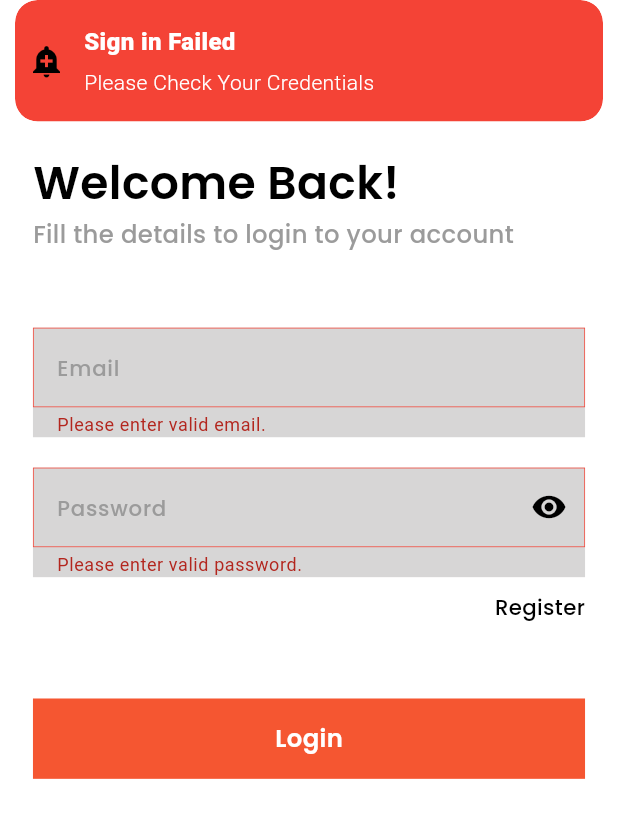
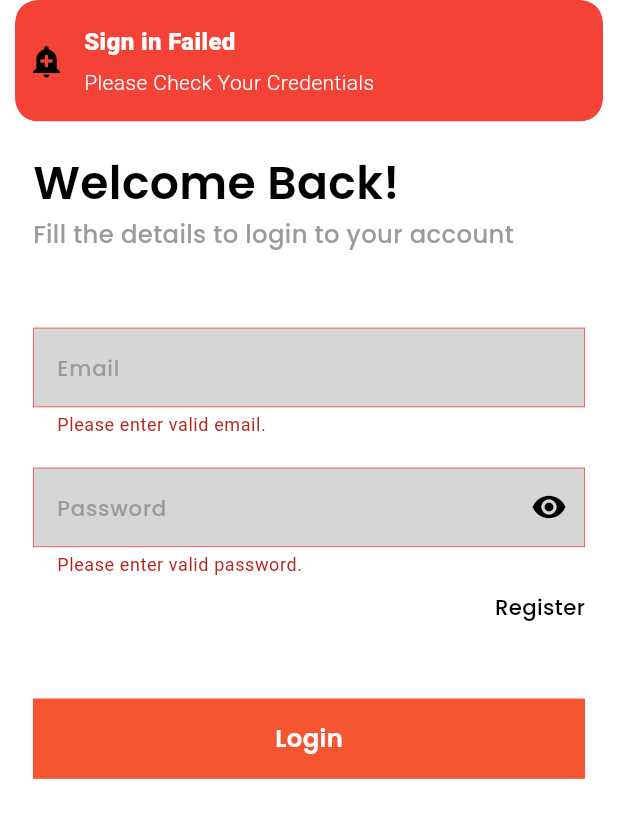
Before and after one commit to saadghazal/JobHub_Flutter, a Flutter app: the LoginPage screen opened directly, after a tap on "Login", on a phone screen of 412 x 824 dp. Shown: the top 818 px of the screen. Run offline on Flutter 3.47's test engine with Material 3 defaults, Android fonts, the phone set to English and light mode, and no system bars; our stand-ins replace cached_network_image, flutter_animate, flutter_screenutil, flutter_svg, flutter_vector_icons, flutter_zoom_drawer and 6 more; accounts and stored records are empty.

Commit message:
update user details screen

```diff
--- a/lib/controllers/login_provider.dart
+++ b/lib/controllers/login_provider.dart
@@ -17,7 +17,7 @@ class LoginNotifier extends ChangeNotifier {
     _obscureText = newState;
     notifyListeners();
   }
-  bool _firstTime = false;
+  bool _firstTime = true;
 
   bool get firstTime => _firstTime;
   set firstTime(bool newState){
--- a/lib/main.dart
+++ b/lib/main.dart
@@ -3,6 +3,7 @@ import 'package:flutter_screenutil/flutter_screenutil.dart';
 import 'package:get/get.dart';
 import 'package:jobhub/controllers/exports.dart';
 import 'package:jobhub/views/ui/auth/login.dart';
+import 'package:jobhub/views/ui/auth/update_user.dart';
 import 'package:jobhub/views/ui/mainscreen.dart';
 import 'package:jobhub/views/ui/onboarding/onboarding_screen.dart';
 import 'package:provider/provider.dart';
@@ -80,7 +81,7 @@ class MyApp extends StatelessWidget {
             iconTheme: IconThemeData(color: Color(kDark.value)),
             primarySwatch: Colors.grey,
           ),
-          home: defaultHomeScreen,
+          home: PersonalDetails(),
         );
       },
     );
--- a/lib/views/common/custom_textfield.dart
+++ b/lib/views/common/custom_textfield.dart
@@ -22,9 +22,7 @@ class CustomTextField extends StatelessWidget {
 
   @override
   Widget build(BuildContext context) {
-    return Container(
-      color: Color(kLightGrey.value),
-      child: TextFormField(
+    return TextFormField(
       controller: controller,
       validator: validator,
       cursorHeight: 25,
@@ -37,6 +35,8 @@ class CustomTextField extends StatelessWidget {
       obscureText: obscureText ?? false,
       decoration: InputDecoration(
         hintText: hintText,
+        fillColor: Color(kLightGrey.value),
+        filled: true,
         suffixIcon: suffixIcon,
         hintStyle: appstyle(
           14,
@@ -45,23 +45,25 @@ class CustomTextField extends StatelessWidget {
         ),
         errorBorder: const OutlineInputBorder(
           borderRadius: BorderRadius.zero,
-              borderSide: BorderSide(color: Colors.red, width: 0.5)),
+          borderSide: BorderSide(color: Colors.red, width: 0.5),
+        ),
         focusedBorder: const OutlineInputBorder(
           borderRadius: BorderRadius.zero,
-              borderSide: BorderSide(color: Colors.transparent, width: 0.5)),
+          borderSide: BorderSide(color: Colors.transparent, width: 0.5),
+        ),
         focusedErrorBorder: const OutlineInputBorder(
           borderRadius: BorderRadius.zero,
           borderSide: BorderSide(color: Colors.red, width: 0.0),
         ),
         disabledBorder: OutlineInputBorder(
           borderRadius: BorderRadius.zero,
-              borderSide:
-                  BorderSide(color: Color(kDarkGrey.value), width: 0.5)),
+          borderSide: BorderSide(color: Color(kDarkGrey.value), width: 0.5),
+        ),
         enabledBorder: const OutlineInputBorder(
           borderRadius: BorderRadius.zero,
-              borderSide: BorderSide(color: Colors.transparent, width: 0.0)),
+          borderSide: BorderSide(color: Colors.transparent, width: 0.0),
+        ),
         border: InputBorder.none,
-        ),
       ),
     );
   }
--- a/lib/views/ui/auth/login.dart
+++ b/lib/views/ui/auth/login.dart
@@ -84,7 +84,7 @@ class _LoginPageState extends State<LoginPage> {
                         keyboardType: TextInputType.emailAddress,
                         hintText: 'Email',
                         validator: (value) {
-                          if (value!.isEmpty || !value.isEmail) {
+                          if (value!.isEmpty || !value.contains('@')) {
                             return "Please enter valid email.";
                           } else {
                             return null;
--- a/lib/views/ui/auth/signup.dart
+++ b/lib/views/ui/auth/signup.dart
@@ -6,7 +6,6 @@ import 'package:jobhub/controllers/exports.dart';
 import 'package:provider/provider.dart';
 
 import '../../../constants/app_constants.dart';
-import '../../../controllers/login_provider.dart';
 import '../../common/app_bar.dart';
 import '../../common/app_style.dart';
 import '../../common/custom_btn.dart';
--- a/lib/views/ui/auth/update_user.dart
+++ b/lib/views/ui/auth/update_user.dart
@@ -1,4 +1,11 @@
 import 'package:flutter/material.dart';
+import 'package:flutter_screenutil/flutter_screenutil.dart';
+import 'package:jobhub/controllers/exports.dart';
+import 'package:jobhub/views/common/custom_btn.dart';
+import 'package:jobhub/views/common/custom_textfield.dart';
+import 'package:jobhub/views/common/exports.dart';
+import 'package:jobhub/views/common/height_spacer.dart';
+import 'package:provider/provider.dart';
 
 class PersonalDetails extends StatefulWidget {
   const PersonalDetails({super.key});
@@ -8,8 +15,7 @@ class PersonalDetails extends StatefulWidget {
 }
 
 class _PersonalDetailsState extends State<PersonalDetails> {
-
-    TextEditingController phone = TextEditingController();
+  TextEditingController phone = TextEditingController();
   TextEditingController location = TextEditingController();
   TextEditingController skill0 = TextEditingController();
   TextEditingController skill1 = TextEditingController();
@@ -29,9 +35,141 @@ class _PersonalDetailsState extends State<PersonalDetails> {
     super.dispose();
   }
 
-
   @override
   Widget build(BuildContext context) {
-    return Container();
+    return Scaffold(
+      body: Consumer<LoginNotifier>(
+        builder: (context, loginProvider, child) {
+          return ListView(
+            padding: EdgeInsets.symmetric(horizontal: 20.w, vertical: 60.h),
+            children: [
+              Row(
+                mainAxisAlignment: MainAxisAlignment.spaceBetween,
+                children: [
+                  ReusableText(
+                    text: 'Personal Details',
+                    style: appstyle(
+                      35,
+                      Color(kDark.value),
+                      FontWeight.bold,
+                    ),
+                  ),
+                  GestureDetector(
+                    onTap: null,
+                    child: CircleAvatar(
+                      backgroundColor: Color(kLightBlue.value),
+                      child: Center(
+                        child: Icon(Icons.photo_filter_rounded),
+                      ),
+                    ),
+                  ),
+                ],
+              ),
+              HeightSpacer(size: 20),
+              Form(
+                child: Column(
+                  crossAxisAlignment: CrossAxisAlignment.start,
+                  children: [
+                    CustomTextField(
+                      controller: location,
+                      hintText: 'Location',
+                      keyboardType: TextInputType.text,
+                      validator: (value) {
+                        if (value!.isEmpty) {
+                          return "Please enter a valid location";
+                        }
+                        return null;
+                      },
+                    ),
+                    HeightSpacer(size: 10),
+                    CustomTextField(
+                      controller: phone,
+                      hintText: 'Phone Number',
+                      keyboardType: TextInputType.phone,
+                      validator: (value) {
+                        if (value!.isEmpty) {
+                          return "Please enter a valid phone number";
+                        }
+                        return null;
+                      },
+                    ),
+                    HeightSpacer(size: 10),
+                    ReusableText(
+                      text: 'Professional Skills',
+                      style: appstyle(30, Color(kDark.value), FontWeight.bold),
+                    ),
+                    HeightSpacer(size: 10),
+                    CustomTextField(
+                      controller: skill0,
+                      hintText: 'Professional Skills',
+                      keyboardType: TextInputType.phone,
+                      validator: (value) {
+                        if (value!.isEmpty) {
+                          return "Please enter a valid phone number";
+                        }
+                        return null;
+                      },
+                    ),
+                    HeightSpacer(size: 10),
+                    CustomTextField(
+                      controller: skill1,
+                      hintText: 'Professional Skills',
+                      keyboardType: TextInputType.phone,
+                      validator: (value) {
+                        if (value!.isEmpty) {
+                          return "Please enter a valid phone number";
+                        }
+                        return null;
+                      },
+                    ),
+                    HeightSpacer(size: 10),
+                    CustomTextField(
+                      controller: skill2,
+                      hintText: 'Professional Skills',
+                      keyboardType: TextInputType.phone,
+                      validator: (value) {
+                        if (value!.isEmpty) {
+                          return "Please enter a valid phone number";
+                        }
+                        return null;
+                      },
+                    ),
+                    HeightSpacer(size: 10),
+                    CustomTextField(
+                      controller: skill3,
+                      hintText: 'Professional Skills',
+                      keyboardType: TextInputType.phone,
+                      validator: (value) {
+                        if (value!.isEmpty) {
+                          return "Please enter a valid phone number";
+                        }
+                        return null;
+                      },
+                    ),
+                    HeightSpacer(size: 10),
+                    CustomTextField(
+                      controller: skill4,
+                      hintText: 'Professional Skills',
+                      keyboardType: TextInputType.phone,
+                      validator: (value) {
+                        if (value!.isEmpty) {
+                          return "Please enter a valid phone number";
+                        }
+                        return null;
+                      },
+                    ),
+                    HeightSpacer(size: 20),
+                    CustomButton(
+                      onTap: () {},
+                      text: 'Update Profile',
+                    )
+                  ],
+                ),
+              ),
+            ],
+          );
+        },
+      ),
+    );
   }
 }
```
Lines whose indentation alone changed are shown as unchanged.
